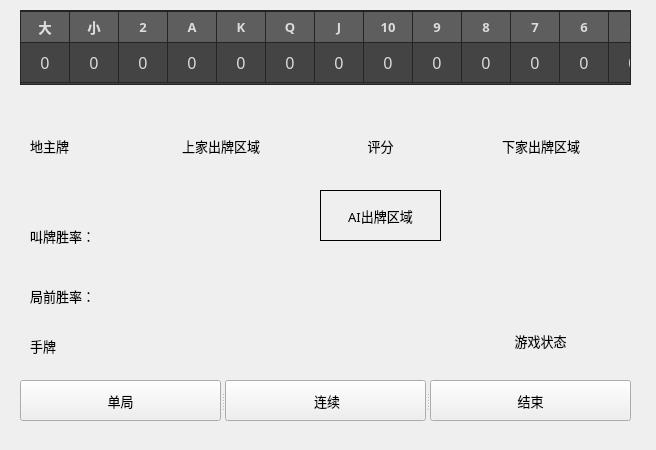
Before: the Qt Designer form MainWindow.ui in Vincentzyx/DouZero_For_HLDDZ_FullAuto, drawn with Qt 5.
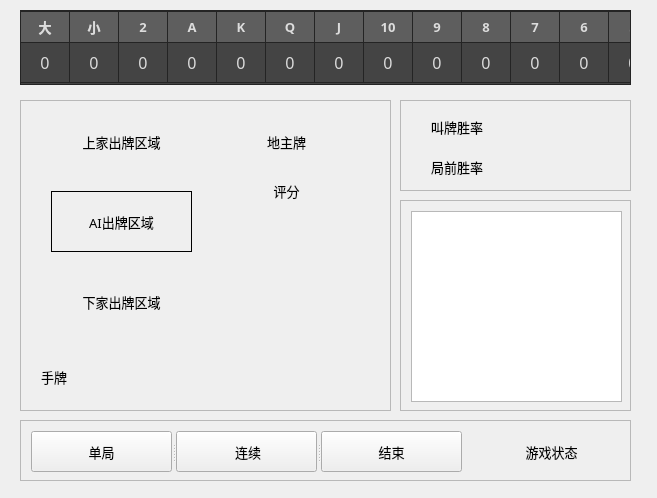
After: the same form once the commit is applied.

Commit message: 更新叫地主抢地主策略、对乱出牌加以限制

The edit to the form file:
```diff
--- a/MainWindow.ui
+++ b/MainWindow.ui
@@ -6,8 +6,8 @@
    <rect>
     <x>0</x>
     <y>0</y>
-    <width>656</width>
-    <height>450</height>
+    <width>657</width>
+    <height>498</height>
    </rect>
   </property>
   <property name="font">
@@ -25,230 +25,6 @@
   <property name="windowOpacity">
    <double>0.800000000000000</double>
   </property>
-  <widget class="QLabel" name="WinRate">
-   <property name="geometry">
-    <rect>
-     <x>320</x>
-     <y>120</y>
-     <width>121</width>
-     <height>51</height>
-    </rect>
-   </property>
-   <property name="font">
-    <font>
-     <family>微软雅黑</family>
-     <pointsize>10</pointsize>
-     <weight>50</weight>
-     <italic>false</italic>
-     <bold>false</bold>
-    </font>
-   </property>
-   <property name="text">
-    <string>评分</string>
-   </property>
-   <property name="alignment">
-    <set>Qt::AlignCenter</set>
-   </property>
-  </widget>
-  <widget class="QLabel" name="UserHandCards">
-   <property name="geometry">
-    <rect>
-     <x>30</x>
-     <y>330</y>
-     <width>351</width>
-     <height>31</height>
-    </rect>
-   </property>
-   <property name="font">
-    <font>
-     <family>微软雅黑</family>
-     <pointsize>10</pointsize>
-     <weight>50</weight>
-     <italic>false</italic>
-     <bold>false</bold>
-    </font>
-   </property>
-   <property name="text">
-    <string>手牌</string>
-   </property>
-   <property name="alignment">
-    <set>Qt::AlignLeading|Qt::AlignLeft|Qt::AlignVCenter</set>
-   </property>
-  </widget>
-  <widget class="QLabel" name="ThreeLandlordCards">
-   <property name="geometry">
-    <rect>
-     <x>30</x>
-     <y>120</y>
-     <width>121</width>
-     <height>51</height>
-    </rect>
-   </property>
-   <property name="font">
-    <font>
-     <family>微软雅黑</family>
-     <pointsize>10</pointsize>
-     <weight>50</weight>
-     <italic>false</italic>
-     <bold>false</bold>
-    </font>
-   </property>
-   <property name="text">
-    <string>地主牌</string>
-   </property>
-   <property name="alignment">
-    <set>Qt::AlignLeading|Qt::AlignLeft|Qt::AlignVCenter</set>
-   </property>
-  </widget>
-  <widget class="QLabel" name="BidWinrate">
-   <property name="geometry">
-    <rect>
-     <x>30</x>
-     <y>220</y>
-     <width>161</width>
-     <height>31</height>
-    </rect>
-   </property>
-   <property name="font">
-    <font>
-     <family>微软雅黑</family>
-     <pointsize>10</pointsize>
-     <weight>50</weight>
-     <italic>false</italic>
-     <bold>false</bold>
-    </font>
-   </property>
-   <property name="text">
-    <string>叫牌胜率：</string>
-   </property>
-  </widget>
-  <widget class="QLabel" name="PreWinrate">
-   <property name="geometry">
-    <rect>
-     <x>30</x>
-     <y>280</y>
-     <width>161</width>
-     <height>31</height>
-    </rect>
-   </property>
-   <property name="font">
-    <font>
-     <family>微软雅黑</family>
-     <pointsize>10</pointsize>
-     <weight>50</weight>
-     <italic>false</italic>
-     <bold>false</bold>
-    </font>
-   </property>
-   <property name="text">
-    <string>局前胜率：</string>
-   </property>
-  </widget>
-  <widget class="QLabel" name="label">
-   <property name="geometry">
-    <rect>
-     <x>490</x>
-     <y>320</y>
-     <width>101</width>
-     <height>41</height>
-    </rect>
-   </property>
-   <property name="font">
-    <font>
-     <family>微软雅黑</family>
-     <pointsize>10</pointsize>
-     <weight>50</weight>
-     <italic>false</italic>
-     <bold>false</bold>
-    </font>
-   </property>
-   <property name="text">
-    <string>游戏状态</string>
-   </property>
-   <property name="alignment">
-    <set>Qt::AlignCenter</set>
-   </property>
-  </widget>
-  <widget class="QLabel" name="LPlayedCard">
-   <property name="geometry">
-    <rect>
-     <x>170</x>
-     <y>120</y>
-     <width>102</width>
-     <height>51</height>
-    </rect>
-   </property>
-   <property name="font">
-    <font>
-     <family>微软雅黑</family>
-     <pointsize>10</pointsize>
-     <weight>50</weight>
-     <italic>false</italic>
-     <bold>false</bold>
-    </font>
-   </property>
-   <property name="text">
-    <string>上家出牌区域</string>
-   </property>
-   <property name="alignment">
-    <set>Qt::AlignCenter</set>
-   </property>
-  </widget>
-  <widget class="QSplitter" name="splitter_2">
-   <property name="geometry">
-    <rect>
-     <x>20</x>
-     <y>380</y>
-     <width>611</width>
-     <height>41</height>
-    </rect>
-   </property>
-   <property name="orientation">
-    <enum>Qt::Horizontal</enum>
-   </property>
-   <widget class="QPushButton" name="SingleButton">
-    <property name="font">
-     <font>
-      <family>微软雅黑</family>
-      <pointsize>10</pointsize>
-      <weight>50</weight>
-      <italic>false</italic>
-      <bold>false</bold>
-     </font>
-    </property>
-    <property name="text">
-     <string>单局</string>
-    </property>
-   </widget>
-   <widget class="QPushButton" name="LoopButton">
-    <property name="font">
-     <font>
-      <family>微软雅黑</family>
-      <pointsize>10</pointsize>
-      <weight>50</weight>
-      <italic>false</italic>
-      <bold>false</bold>
-     </font>
-    </property>
-    <property name="text">
-     <string> 连续</string>
-    </property>
-   </widget>
-   <widget class="QPushButton" name="StopButton">
-    <property name="font">
-     <font>
-      <family>微软雅黑</family>
-      <pointsize>10</pointsize>
-      <weight>50</weight>
-      <italic>false</italic>
-      <bold>false</bold>
-     </font>
-    </property>
-    <property name="text">
-     <string>结束</string>
-    </property>
-   </widget>
-  </widget>
   <widget class="QTableWidget" name="tableWidget">
    <property name="geometry">
     <rect>
@@ -712,64 +488,390 @@
     </property>
    </item>
   </widget>
-  <widget class="QLabel" name="RPlayedCard">
+  <widget class="QScrollArea" name="scrollArea">
    <property name="geometry">
     <rect>
-     <x>490</x>
-     <y>120</y>
-     <width>102</width>
-     <height>51</height>
+     <x>20</x>
+     <y>100</y>
+     <width>371</width>
+     <height>311</height>
     </rect>
    </property>
-   <property name="font">
-    <font>
-     <family>微软雅黑</family>
-     <pointsize>10</pointsize>
-     <weight>50</weight>
-     <italic>false</italic>
-     <bold>false</bold>
-    </font>
+   <property name="widgetResizable">
+    <bool>true</bool>
    </property>
-   <property name="text">
-    <string>下家出牌区域</string>
+   <widget class="QWidget" name="scrollAreaWidgetContents">
+    <property name="geometry">
+     <rect>
+      <x>0</x>
+      <y>0</y>
+      <width>369</width>
+      <height>309</height>
+     </rect>
+    </property>
+    <widget class="QLabel" name="UserHandCards">
+     <property name="geometry">
+      <rect>
+       <x>20</x>
+       <y>260</y>
+       <width>311</width>
+       <height>31</height>
+      </rect>
+     </property>
+     <property name="font">
+      <font>
+       <family>微软雅黑</family>
+       <pointsize>10</pointsize>
+       <weight>50</weight>
+       <italic>false</italic>
+       <bold>false</bold>
+      </font>
+     </property>
+     <property name="text">
+      <string>手牌</string>
+     </property>
+     <property name="alignment">
+      <set>Qt::AlignLeading|Qt::AlignLeft|Qt::AlignVCenter</set>
+     </property>
+    </widget>
+    <widget class="QLabel" name="RPlayedCard">
+     <property name="geometry">
+      <rect>
+       <x>30</x>
+       <y>170</y>
+       <width>141</width>
+       <height>61</height>
+      </rect>
+     </property>
+     <property name="font">
+      <font>
+       <family>微软雅黑</family>
+       <pointsize>10</pointsize>
+       <weight>50</weight>
+       <italic>false</italic>
+       <bold>false</bold>
+      </font>
+     </property>
+     <property name="text">
+      <string>下家出牌区域</string>
+     </property>
+     <property name="alignment">
+      <set>Qt::AlignCenter</set>
+     </property>
+    </widget>
+    <widget class="QLabel" name="ThreeLandlordCards">
+     <property name="geometry">
+      <rect>
+       <x>200</x>
+       <y>10</y>
+       <width>131</width>
+       <height>61</height>
+      </rect>
+     </property>
+     <property name="font">
+      <font>
+       <family>微软雅黑</family>
+       <pointsize>10</pointsize>
+       <weight>50</weight>
+       <italic>false</italic>
+       <bold>false</bold>
+      </font>
+     </property>
+     <property name="text">
+      <string>地主牌</string>
+     </property>
+     <property name="alignment">
+      <set>Qt::AlignCenter</set>
+     </property>
+    </widget>
+    <widget class="QLabel" name="LPlayedCard">
+     <property name="geometry">
+      <rect>
+       <x>30</x>
+       <y>10</y>
+       <width>141</width>
+       <height>61</height>
+      </rect>
+     </property>
+     <property name="font">
+      <font>
+       <family>微软雅黑</family>
+       <pointsize>10</pointsize>
+       <weight>50</weight>
+       <italic>false</italic>
+       <bold>false</bold>
+      </font>
+     </property>
+     <property name="text">
+      <string>上家出牌区域</string>
+     </property>
+     <property name="alignment">
+      <set>Qt::AlignCenter</set>
+     </property>
+    </widget>
+    <widget class="QLabel" name="PredictedCard">
+     <property name="geometry">
+      <rect>
+       <x>30</x>
+       <y>90</y>
+       <width>141</width>
+       <height>61</height>
+      </rect>
+     </property>
+     <property name="font">
+      <font>
+       <family>微软雅黑</family>
+       <pointsize>10</pointsize>
+       <weight>50</weight>
+       <italic>false</italic>
+       <bold>false</bold>
+      </font>
+     </property>
+     <property name="styleSheet">
+      <string notr="true"/>
+     </property>
+     <property name="frameShape">
+      <enum>QFrame::Panel</enum>
+     </property>
+     <property name="lineWidth">
+      <number>1</number>
+     </property>
+     <property name="text">
+      <string>AI出牌区域</string>
+     </property>
+     <property name="alignment">
+      <set>Qt::AlignCenter</set>
+     </property>
+    </widget>
+    <widget class="QLabel" name="WinRate">
+     <property name="geometry">
+      <rect>
+       <x>200</x>
+       <y>80</y>
+       <width>131</width>
+       <height>191</height>
+      </rect>
+     </property>
+     <property name="font">
+      <font>
+       <family>微软雅黑</family>
+       <pointsize>10</pointsize>
+       <weight>50</weight>
+       <italic>false</italic>
+       <bold>false</bold>
+      </font>
+     </property>
+     <property name="text">
+      <string>评分</string>
+     </property>
+     <property name="alignment">
+      <set>Qt::AlignHCenter|Qt::AlignTop</set>
+     </property>
+    </widget>
+   </widget>
+  </widget>
+  <widget class="QScrollArea" name="scrollArea_2">
+   <property name="geometry">
+    <rect>
+     <x>400</x>
+     <y>100</y>
+     <width>231</width>
+     <height>91</height>
+    </rect>
    </property>
-   <property name="alignment">
-    <set>Qt::AlignCenter</set>
+   <property name="widgetResizable">
+    <bool>true</bool>
    </property>
+   <widget class="QWidget" name="scrollAreaWidgetContents_2">
+    <property name="geometry">
+     <rect>
+      <x>0</x>
+      <y>0</y>
+      <width>229</width>
+      <height>89</height>
+     </rect>
+    </property>
+    <widget class="QLabel" name="PreWinrate">
+     <property name="geometry">
+      <rect>
+       <x>30</x>
+       <y>50</y>
+       <width>161</width>
+       <height>31</height>
+      </rect>
+     </property>
+     <property name="font">
+      <font>
+       <family>微软雅黑</family>
+       <pointsize>10</pointsize>
+       <weight>50</weight>
+       <italic>false</italic>
+       <bold>false</bold>
+      </font>
+     </property>
+     <property name="text">
+      <string>局前胜率</string>
+     </property>
+    </widget>
+    <widget class="QLabel" name="BidWinrate">
+     <property name="geometry">
+      <rect>
+       <x>30</x>
+       <y>10</y>
+       <width>161</width>
+       <height>31</height>
+      </rect>
+     </property>
+     <property name="font">
+      <font>
+       <family>微软雅黑</family>
+       <pointsize>10</pointsize>
+       <weight>50</weight>
+       <italic>false</italic>
+       <bold>false</bold>
+      </font>
+     </property>
+     <property name="text">
+      <string>叫牌胜率</string>
+     </property>
+    </widget>
+   </widget>
   </widget>
-  <widget class="QLabel" name="PredictedCard">
+  <widget class="QScrollArea" name="scrollArea_3">
    <property name="geometry">
     <rect>
-     <x>320</x>
-     <y>190</y>
-     <width>121</width>
-     <height>51</height>
+     <x>400</x>
+     <y>200</y>
+     <width>231</width>
+     <height>211</height>
     </rect>
    </property>
-   <property name="font">
-    <font>
-     <family>微软雅黑</family>
-     <pointsize>10</pointsize>
-     <weight>50</weight>
-     <italic>false</italic>
-     <bold>false</bold>
-    </font>
+   <property name="widgetResizable">
+    <bool>true</bool>
    </property>
-   <property name="styleSheet">
-    <string notr="true"/>
+   <widget class="QWidget" name="scrollAreaWidgetContents_3">
+    <property name="geometry">
+     <rect>
+      <x>0</x>
+      <y>0</y>
+      <width>229</width>
+      <height>209</height>
+     </rect>
+    </property>
+    <widget class="QTextEdit" name="textEdit">
+     <property name="geometry">
+      <rect>
+       <x>10</x>
+       <y>10</y>
+       <width>211</width>
+       <height>191</height>
+      </rect>
+     </property>
+    </widget>
+   </widget>
+  </widget>
+  <widget class="QScrollArea" name="scrollArea_4">
+   <property name="geometry">
+    <rect>
+     <x>20</x>
+     <y>420</y>
+     <width>611</width>
+     <height>61</height>
+    </rect>
    </property>
-   <property name="frameShape">
-    <enum>QFrame::Panel</enum>
+   <property name="widgetResizable">
+    <bool>true</bool>
    </property>
-   <property name="lineWidth">
-    <number>1</number>
-   </property>
-   <property name="text">
-    <string>AI出牌区域</string>
-   </property>
-   <property name="alignment">
-    <set>Qt::AlignCenter</set>
-   </property>
+   <widget class="QWidget" name="scrollAreaWidgetContents_4">
+    <property name="geometry">
+     <rect>
+      <x>0</x>
+      <y>0</y>
+      <width>609</width>
+      <height>59</height>
+     </rect>
+    </property>
+    <widget class="QLabel" name="label">
+     <property name="geometry">
+      <rect>
+       <x>460</x>
+       <y>10</y>
+       <width>141</width>
+       <height>41</height>
+      </rect>
+     </property>
+     <property name="font">
+      <font>
+       <family>微软雅黑</family>
+       <pointsize>10</pointsize>
+       <weight>50</weight>
+       <italic>false</italic>
+       <bold>false</bold>
+      </font>
+     </property>
+     <property name="text">
+      <string>游戏状态</string>
+     </property>
+     <property name="alignment">
+      <set>Qt::AlignCenter</set>
+     </property>
+    </widget>
+    <widget class="QSplitter" name="splitter_2">
+     <property name="geometry">
+      <rect>
+       <x>10</x>
+       <y>10</y>
+       <width>431</width>
+       <height>41</height>
+      </rect>
+     </property>
+     <property name="orientation">
+      <enum>Qt::Horizontal</enum>
+     </property>
+     <widget class="QPushButton" name="SingleButton">
+      <property name="font">
+       <font>
+        <family>微软雅黑</family>
+        <pointsize>10</pointsize>
+        <weight>50</weight>
+        <italic>false</italic>
+        <bold>false</bold>
+       </font>
+      </property>
+      <property name="text">
+       <string>单局</string>
+      </property>
+     </widget>
+     <widget class="QPushButton" name="LoopButton">
+      <property name="font">
+       <font>
+        <family>微软雅黑</family>
+        <pointsize>10</pointsize>
+        <weight>50</weight>
+        <italic>false</italic>
+        <bold>false</bold>
+       </font>
+      </property>
+      <property name="text">
+       <string> 连续</string>
+      </property>
+     </widget>
+     <widget class="QPushButton" name="StopButton">
+      <property name="font">
+       <font>
+        <family>微软雅黑</family>
+        <pointsize>10</pointsize>
+        <weight>50</weight>
+        <italic>false</italic>
+        <bold>false</bold>
+       </font>
+      </property>
+      <property name="text">
+       <string>结束</string>
+      </property>
+     </widget>
+    </widget>
+   </widget>
   </widget>
  </widget>
  <resources>
```
The commit also changes 39 other files.
